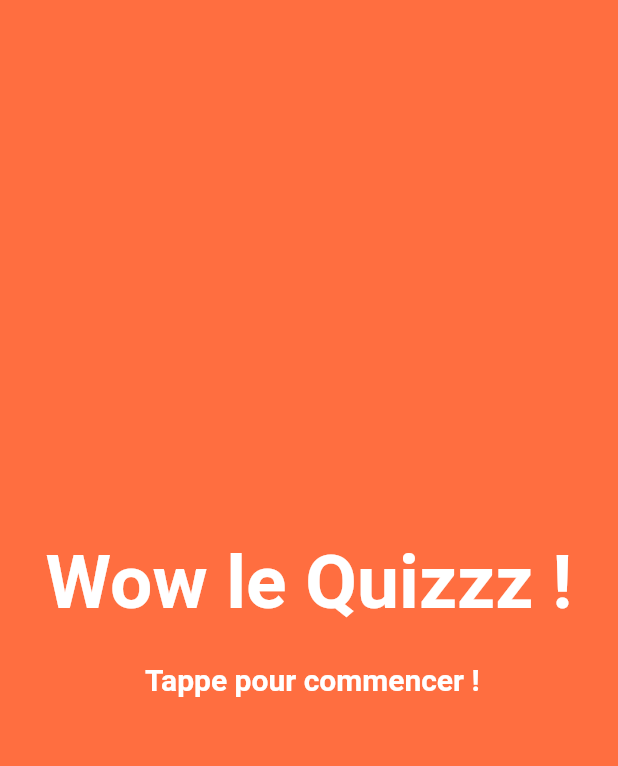
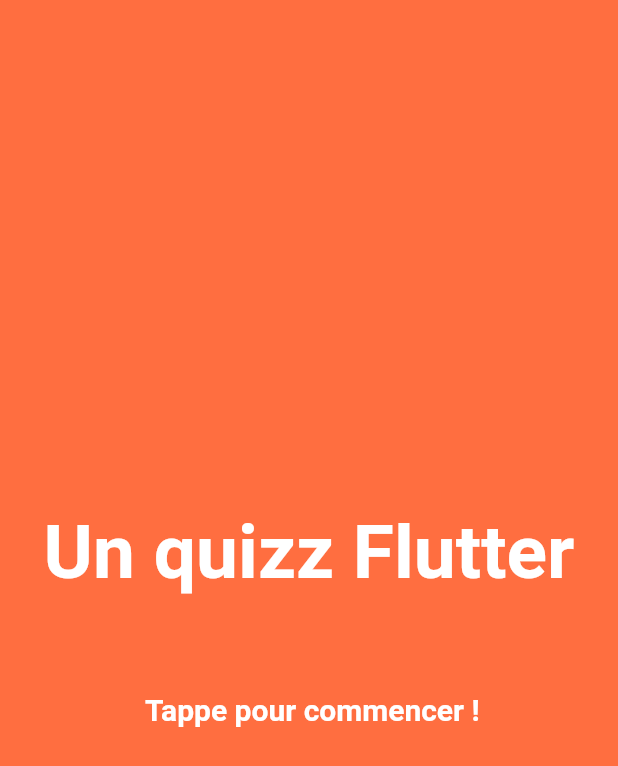
Before and after one commit to maloderivals/quizz, a Flutter app: the screen it shows after launch, on a phone screen of 412 x 824 dp. Shown: the top 766 px of the screen. Run offline on Flutter 3.47's test engine with Material 2 defaults, Android fonts, the phone set to English and light mode, and no system bars.

Commit message:
Syntax changes

```diff
--- a/lib/main.dart
+++ b/lib/main.dart
@@ -1,10 +1,8 @@
 import 'package:flutter/material.dart';
 import './pages/landing_page.dart';
-import './pages/quizzPage.dart';
-import './pages/scorePage.dart';
 
 void main() {
   runApp(new MaterialApp(
-    home: new LandingPage(),
+    home: new LandingPage()
   ));
 }
--- a/lib/pages/landing_page.dart
+++ b/lib/pages/landing_page.dart
@@ -11,7 +11,8 @@ class LandingPage extends StatelessWidget {
           child: new Column(
             mainAxisAlignment: MainAxisAlignment.center,
             children: <Widget>[
-              new Text("Wow le Quizzz !", style: new TextStyle(color: Colors.white, fontSize: 50.0, fontWeight: FontWeight.bold)),
+              new Text("Un quizz Flutter", style: new TextStyle(color: Colors.white, fontSize: 50.0, fontWeight: FontWeight.bold)),
+              new Padding(padding: new EdgeInsets.all(20.0)),
               new Text("\n Tappe pour commencer !", style: new TextStyle(color: Colors.white, fontSize: 20.0, fontWeight: FontWeight.bold))
             ],
         ),
```
Also changed, not shown: lib/utils/quizz.dart (+3 -10 lines).
